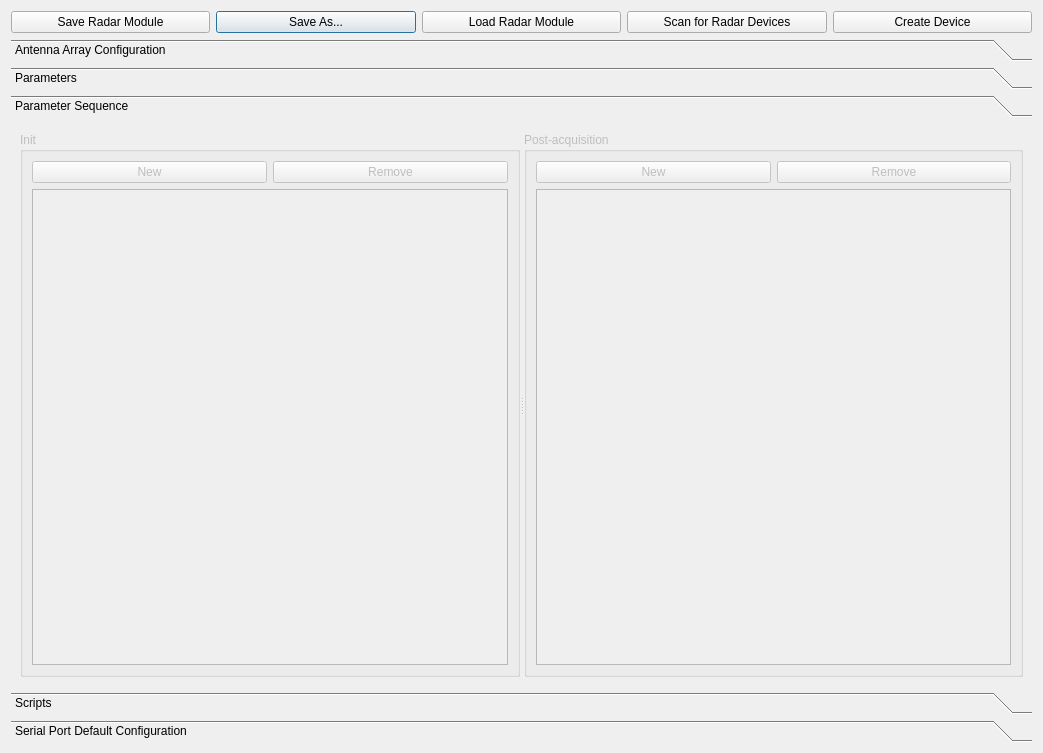
Above: uiElements/wndradarmoduleeditor.ui from ARIA-Sensing-srl/ARIA_RDK before the change. Below: the same form after it.
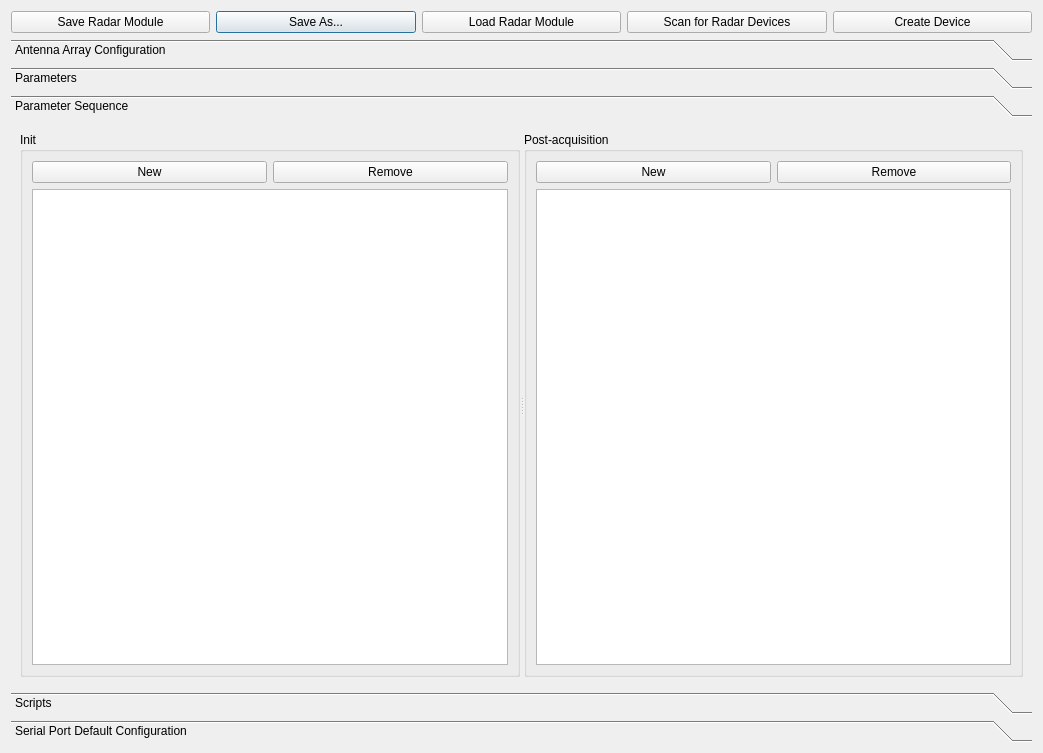
That is the form after the change. The open tabs and pages were chosen to show the change. Icons and pictures are not drawn.

Patch:
```diff
--- a/uiElements/wndradarmoduleeditor.ui
+++ b/uiElements/wndradarmoduleeditor.ui
@@ -287,7 +287,7 @@
      </widget>
      <widget class="QWidget" name="tblParamSequence">
       <property name="enabled">
-       <bool>false</bool>
+       <bool>true</bool>
       </property>
       <property name="geometry">
        <rect>
```
